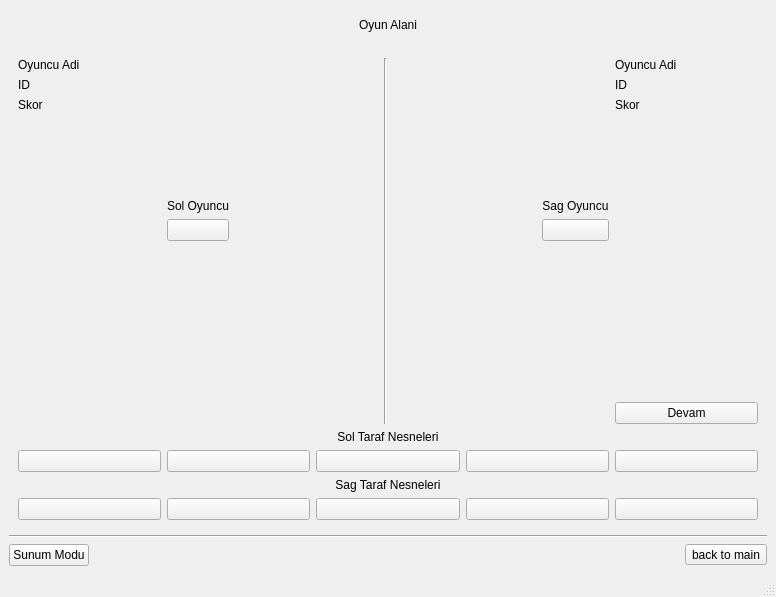
Old version of the form oyun.ui in the repository enderbas/RockPaperScissors.
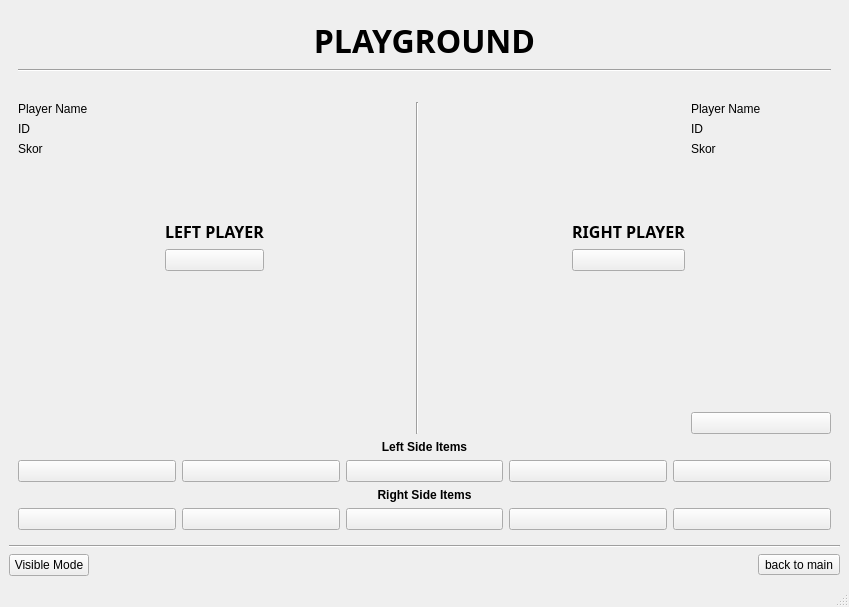
New version of the form. The open tabs and pages were chosen to show the change.

Diff of the .ui file:
```diff
--- a/oyun.ui
+++ b/oyun.ui
@@ -6,8 +6,8 @@
    <rect>
     <x>0</x>
     <y>0</y>
-    <width>776</width>
-    <height>597</height>
+    <width>849</width>
+    <height>607</height>
    </rect>
   </property>
   <property name="windowTitle">
@@ -20,7 +20,7 @@
       <item>
        <widget class="QPushButton" name="pushPrivilageMode">
         <property name="text">
-         <string>Sunum Modu</string>
+         <string>Visible Mode</string>
         </property>
        </widget>
       </item>
@@ -286,169 +286,45 @@
       </widget>
       <widget class="QWidget" name="pageOyunAlani">
        <layout class="QGridLayout" name="gridLayout_5">
-        <item row="2" column="6">
-         <layout class="QFormLayout" name="formLayout_4">
-          <item row="0" column="0">
-           <widget class="QLabel" name="label_18">
-            <property name="text">
-             <string>Oyuncu Adi</string>
-            </property>
-           </widget>
-          </item>
-          <item row="1" column="0">
-           <widget class="QLabel" name="label_20">
-            <property name="text">
-             <string>ID</string>
-            </property>
-           </widget>
-          </item>
-          <item row="1" column="1">
-           <widget class="QLabel" name="labelSagOyuncuID">
-            <property name="text">
-             <string/>
-            </property>
-           </widget>
-          </item>
-          <item row="0" column="1">
-           <widget class="QLabel" name="labelSagOyuncuAdi">
-            <property name="text">
-             <string/>
-            </property>
-           </widget>
-          </item>
-          <item row="2" column="0">
-           <widget class="QLabel" name="label_9">
-            <property name="text">
-             <string>Skor</string>
-            </property>
-           </widget>
-          </item>
-          <item row="2" column="1">
-           <widget class="QLabel" name="labelSagSkor">
-            <property name="text">
-             <string/>
-            </property>
-           </widget>
-          </item>
-         </layout>
-        </item>
-        <item row="5" column="1">
-         <widget class="QPushButton" name="pushLeftMoveNoClick">
-          <property name="text">
-           <string/>
-          </property>
-         </widget>
-        </item>
-        <item row="5" column="0">
-         <spacer name="horizontalSpacer_3">
-          <property name="orientation">
-           <enum>Qt::Horizontal</enum>
-          </property>
-          <property name="sizeHint" stdset="0">
-           <size>
-            <width>40</width>
-            <height>20</height>
-           </size>
-          </property>
-         </spacer>
-        </item>
-        <item row="8" column="6">
-         <widget class="QPushButton" name="pushDevam">
-          <property name="text">
-           <string>Devam</string>
-          </property>
-         </widget>
-        </item>
-        <item row="4" column="1">
-         <widget class="QLabel" name="label_12">
-          <property name="text">
-           <string>Sol Oyuncu</string>
-          </property>
-          <property name="alignment">
-           <set>Qt::AlignCenter</set>
-          </property>
-         </widget>
-        </item>
         <item row="6" column="1">
-         <widget class="QLabel" name="labelStatusLeft">
+         <widget class="QLabel" name="label_12">
+          <property name="font">
+           <font>
+            <family>Arial Rounded MT Bold</family>
+            <pointsize>12</pointsize>
+            <bold>true</bold>
+           </font>
+          </property>
           <property name="text">
-           <string/>
+           <string>LEFT PLAYER</string>
+          </property>
+          <property name="alignment">
+           <set>Qt::AlignCenter</set>
           </property>
          </widget>
         </item>
-        <item row="2" column="0">
-         <layout class="QFormLayout" name="formLayout_3">
-          <item row="0" column="0">
-           <widget class="QLabel" name="label_14">
-            <property name="text">
-             <string>Oyuncu Adi</string>
-            </property>
-           </widget>
-          </item>
-          <item row="0" column="1">
-           <widget class="QLabel" name="labelSolOyuncuAdi">
-            <property name="text">
-             <string/>
-            </property>
-           </widget>
-          </item>
-          <item row="1" column="0">
-           <widget class="QLabel" name="label_16">
-            <property name="text">
-             <string>ID</string>
-            </property>
-           </widget>
-          </item>
-          <item row="1" column="1">
-           <widget class="QLabel" name="labelSolOyuncuID">
-            <property name="text">
-             <string/>
-            </property>
-           </widget>
-          </item>
-          <item row="2" column="0">
-           <widget class="QLabel" name="label_2">
-            <property name="text">
-             <string>Skor</string>
-            </property>
-           </widget>
-          </item>
-          <item row="2" column="1">
-           <widget class="QLabel" name="labelSolSkor">
-            <property name="text">
-             <string/>
-            </property>
-           </widget>
-          </item>
-         </layout>
-        </item>
         <item row="7" column="1">
-         <spacer name="verticalSpacer_3">
-          <property name="orientation">
-           <enum>Qt::Vertical</enum>
+         <widget class="QPushButton" name="pushLeftMoveNoClick">
+          <property name="text">
+           <string/>
           </property>
-          <property name="sizeHint" stdset="0">
-           <size>
-            <width>20</width>
-            <height>40</height>
-           </size>
-          </property>
-         </spacer>
+         </widget>
         </item>
-        <item row="2" column="1">
-         <spacer name="verticalSpacer_2">
+        <item row="2" column="0" colspan="7">
+         <widget class="Line" name="line_3">
           <property name="orientation">
-           <enum>Qt::Vertical</enum>
+           <enum>Qt::Horizontal</enum>
           </property>
-          <property name="sizeHint" stdset="0">
-           <size>
-            <width>20</width>
-            <height>40</height>
-           </size>
+         </widget>
+        </item>
+        <item row="10" column="6">
+         <widget class="QPushButton" name="pushDevam">
+          <property name="text">
+           <string/>
           </property>
-         </spacer>
+         </widget>
         </item>
-        <item row="5" column="6">
+        <item row="7" column="6">
          <spacer name="horizontalSpacer_4">
           <property name="orientation">
            <enum>Qt::Horizontal</enum>
@@ -461,20 +337,21 @@
           </property>
          </spacer>
         </item>
-        <item row="5" column="2">
-         <spacer name="horizontalSpacer_5">
+        <item row="4" column="3" rowspan="7">
+         <widget class="Line" name="line">
           <property name="orientation">
-           <enum>Qt::Horizontal</enum>
+           <enum>Qt::Vertical</enum>
           </property>
-          <property name="sizeHint" stdset="0">
-           <size>
-            <width>40</width>
-            <height>20</height>
-           </size>
+         </widget>
+        </item>
+        <item row="7" column="5">
+         <widget class="QPushButton" name="pushRightMoveNoClick">
+          <property name="text">
+           <string/>
           </property>
-         </spacer>
+         </widget>
         </item>
-        <item row="5" column="4">
+        <item row="7" column="4">
          <spacer name="horizontalSpacer_6">
           <property name="orientation">
            <enum>Qt::Horizontal</enum>
@@ -487,17 +364,94 @@
           </property>
          </spacer>
         </item>
-        <item row="4" column="5">
-         <widget class="QLabel" name="label_13">
+        <item row="11" column="0" colspan="7">
+         <layout class="QGridLayout" name="gridLayout_4">
+          <item row="1" column="0">
+           <layout class="QHBoxLayout" name="layoutNesneler">
+            <item>
+             <widget class="QPushButton" name="pushOyunNesne1">
+              <property name="text">
+               <string/>
+              </property>
+             </widget>
+            </item>
+            <item>
+             <widget class="QPushButton" name="pushOyunNesne2">
+              <property name="text">
+               <string/>
+              </property>
+             </widget>
+            </item>
+            <item>
+             <widget class="QPushButton" name="pushOyunNesne3">
+              <property name="text">
+               <string/>
+              </property>
+             </widget>
+            </item>
+            <item>
+             <widget class="QPushButton" name="pushOyunNesne4">
+              <property name="text">
+               <string/>
+              </property>
+             </widget>
+            </item>
+            <item>
+             <widget class="QPushButton" name="pushOyunNesne5">
+              <property name="text">
+               <string/>
+              </property>
+             </widget>
+            </item>
+           </layout>
+          </item>
+          <item row="0" column="0">
+           <widget class="QLabel" name="label_10">
+            <property name="font">
+             <font>
+              <bold>true</bold>
+             </font>
+            </property>
+            <property name="text">
+             <string>Left Side Items</string>
+            </property>
+            <property name="alignment">
+             <set>Qt::AlignCenter</set>
+            </property>
+           </widget>
+          </item>
+         </layout>
+        </item>
+        <item row="9" column="1">
+         <spacer name="verticalSpacer_3">
+          <property name="orientation">
+           <enum>Qt::Vertical</enum>
+          </property>
+          <property name="sizeHint" stdset="0">
+           <size>
+            <width>20</width>
+            <height>40</height>
+           </size>
+          </property>
+         </spacer>
+        </item>
+        <item row="8" column="5">
+         <widget class="QLabel" name="labelStatusRight">
+          <property name="font">
+           <font>
+            <pointsize>12</pointsize>
+            <bold>true</bold>
+           </font>
+          </property>
           <property name="text">
-           <string>Sag Oyuncu</string>
+           <string/>
           </property>
           <property name="alignment">
            <set>Qt::AlignCenter</set>
           </property>
          </widget>
         </item>
-        <item row="10" column="0" colspan="7">
+        <item row="12" column="0" colspan="7">
          <layout class="QGridLayout" name="gridLayout_6">
           <item row="1" column="4">
            <widget class="QPushButton" name="pushHide5">
@@ -536,8 +490,13 @@
           </item>
           <item row="0" column="0" colspan="5">
            <widget class="QLabel" name="labelHide">
+            <property name="font">
+             <font>
+              <bold>true</bold>
+             </font>
+            </property>
             <property name="text">
-             <string>Sag Taraf Nesneleri</string>
+             <string>Right Side Items</string>
             </property>
             <property name="alignment">
              <set>Qt::AlignCenter</set>
@@ -546,92 +505,194 @@
           </item>
          </layout>
         </item>
-        <item row="2" column="3" rowspan="7">
-         <widget class="Line" name="line">
-          <property name="orientation">
-           <enum>Qt::Vertical</enum>
+        <item row="6" column="5">
+         <widget class="QLabel" name="label_13">
+          <property name="font">
+           <font>
+            <family>Arial Rounded MT Bold</family>
+            <pointsize>12</pointsize>
+            <bold>true</bold>
+           </font>
+          </property>
+          <property name="text">
+           <string>RIGHT PLAYER</string>
+          </property>
+          <property name="alignment">
+           <set>Qt::AlignCenter</set>
           </property>
          </widget>
         </item>
+        <item row="7" column="0">
+         <spacer name="horizontalSpacer_3">
+          <property name="orientation">
+           <enum>Qt::Horizontal</enum>
+          </property>
+          <property name="sizeHint" stdset="0">
+           <size>
+            <width>40</width>
+            <height>20</height>
+           </size>
+          </property>
+         </spacer>
+        </item>
         <item row="0" column="0" colspan="7">
          <widget class="QLabel" name="label_11">
+          <property name="font">
+           <font>
+            <family>Arial Rounded MT Bold</family>
+            <pointsize>24</pointsize>
+            <bold>true</bold>
+           </font>
+          </property>
           <property name="text">
-           <string>Oyun Alani</string>
+           <string>PLAYGROUND</string>
           </property>
           <property name="alignment">
            <set>Qt::AlignCenter</set>
           </property>
          </widget>
         </item>
-        <item row="5" column="5">
-         <widget class="QPushButton" name="pushRightMoveNoClick">
-          <property name="text">
-           <string/>
-          </property>
-         </widget>
-        </item>
-        <item row="9" column="0" colspan="7">
-         <layout class="QGridLayout" name="gridLayout_4">
+        <item row="4" column="0">
+         <layout class="QFormLayout" name="formLayout_3">
+          <item row="0" column="0">
+           <widget class="QLabel" name="label_14">
+            <property name="text">
+             <string>Player Name</string>
+            </property>
+           </widget>
+          </item>
+          <item row="0" column="1">
+           <widget class="QLabel" name="labelSolOyuncuAdi">
+            <property name="text">
+             <string/>
+            </property>
+           </widget>
+          </item>
           <item row="1" column="0">
-           <layout class="QHBoxLayout" name="layoutNesneler">
-            <item>
-             <widget class="QPushButton" name="pushOyunNesne1">
-              <property name="text">
-               <string/>
-              </property>
-             </widget>
-            </item>
-            <item>
-             <widget class="QPushButton" name="pushOyunNesne2">
-              <property name="text">
-               <string/>
-              </property>
-             </widget>
-            </item>
-            <item>
-             <widget class="QPushButton" name="pushOyunNesne3">
-              <property name="text">
-               <string/>
-              </property>
-             </widget>
-            </item>
-            <item>
-             <widget class="QPushButton" name="pushOyunNesne4">
-              <property name="text">
-               <string/>
-              </property>
-             </widget>
-            </item>
-            <item>
-             <widget class="QPushButton" name="pushOyunNesne5">
-              <property name="text">
-               <string/>
-              </property>
-             </widget>
-            </item>
-           </layout>
+           <widget class="QLabel" name="label_16">
+            <property name="text">
+             <string>ID</string>
+            </property>
+           </widget>
           </item>
+          <item row="1" column="1">
+           <widget class="QLabel" name="labelSolOyuncuID">
+            <property name="text">
+             <string/>
+            </property>
+           </widget>
+          </item>
+          <item row="2" column="0">
+           <widget class="QLabel" name="label_2">
+            <property name="text">
+             <string>Skor</string>
+            </property>
+           </widget>
+          </item>
+          <item row="2" column="1">
+           <widget class="QLabel" name="labelSolSkor">
+            <property name="text">
+             <string/>
+            </property>
+           </widget>
+          </item>
+         </layout>
+        </item>
+        <item row="4" column="6">
+         <layout class="QFormLayout" name="formLayout_4">
           <item row="0" column="0">
-           <widget class="QLabel" name="label_10">
+           <widget class="QLabel" name="label_18">
             <property name="text">
-             <string>Sol Taraf Nesneleri</string>
+             <string>Player Name</string>
             </property>
-            <property name="alignment">
-             <set>Qt::AlignCenter</set>
+           </widget>
+          </item>
+          <item row="1" column="0">
+           <widget class="QLabel" name="label_20">
+            <property name="text">
+             <string>ID</string>
             </property>
            </widget>
           </item>
+          <item row="1" column="1">
+           <widget class="QLabel" name="labelSagOyuncuID">
+            <property name="text">
+             <string/>
+            </property>
+           </widget>
+          </item>
+          <item row="0" column="1">
+           <widget class="QLabel" name="labelSagOyuncuAdi">
+            <property name="text">
+             <string/>
+            </property>
+           </widget>
+          </item>
+          <item row="2" column="0">
+           <widget class="QLabel" name="label_9">
+            <property name="text">
+             <string>Skor</string>
+            </property>
+           </widget>
+          </item>
+          <item row="2" column="1">
+           <widget class="QLabel" name="labelSagSkor">
+            <property name="text">
+             <string/>
+            </property>
+           </widget>
+          </item>
          </layout>
         </item>
-        <item row="6" column="5">
-         <widget class="QLabel" name="labelStatusRight">
+        <item row="8" column="1">
+         <widget class="QLabel" name="labelStatusLeft">
+          <property name="font">
+           <font>
+            <pointsize>12</pointsize>
+            <bold>true</bold>
+           </font>
+          </property>
           <property name="text">
            <string/>
           </property>
+          <property name="alignment">
+           <set>Qt::AlignCenter</set>
+          </property>
          </widget>
         </item>
-        <item row="1" column="0" colspan="7">
+        <item row="4" column="1">
+         <spacer name="verticalSpacer_2">
+          <property name="orientation">
+           <enum>Qt::Vertical</enum>
+          </property>
+          <property name="sizeHint" stdset="0">
+           <size>
+            <width>20</width>
+            <height>40</height>
+           </size>
+          </property>
+         </spacer>
+        </item>
+        <item row="7" column="2">
+         <spacer name="horizontalSpacer_5">
+          <property name="orientation">
+           <enum>Qt::Horizontal</enum>
+          </property>
+          <property name="sizeHint" stdset="0">
+           <size>
+            <width>40</width>
+            <height>20</height>
+           </size>
+          </property>
+         </spacer>
+        </item>
+        <item row="3" column="0" colspan="7">
          <widget class="QLabel" name="labelHamle">
+          <property name="font">
+           <font>
+            <pointsize>12</pointsize>
+           </font>
+          </property>
           <property name="text">
            <string/>
           </property>
```
Left out of the diff: 104 changed lines with no effect on the pictures.
